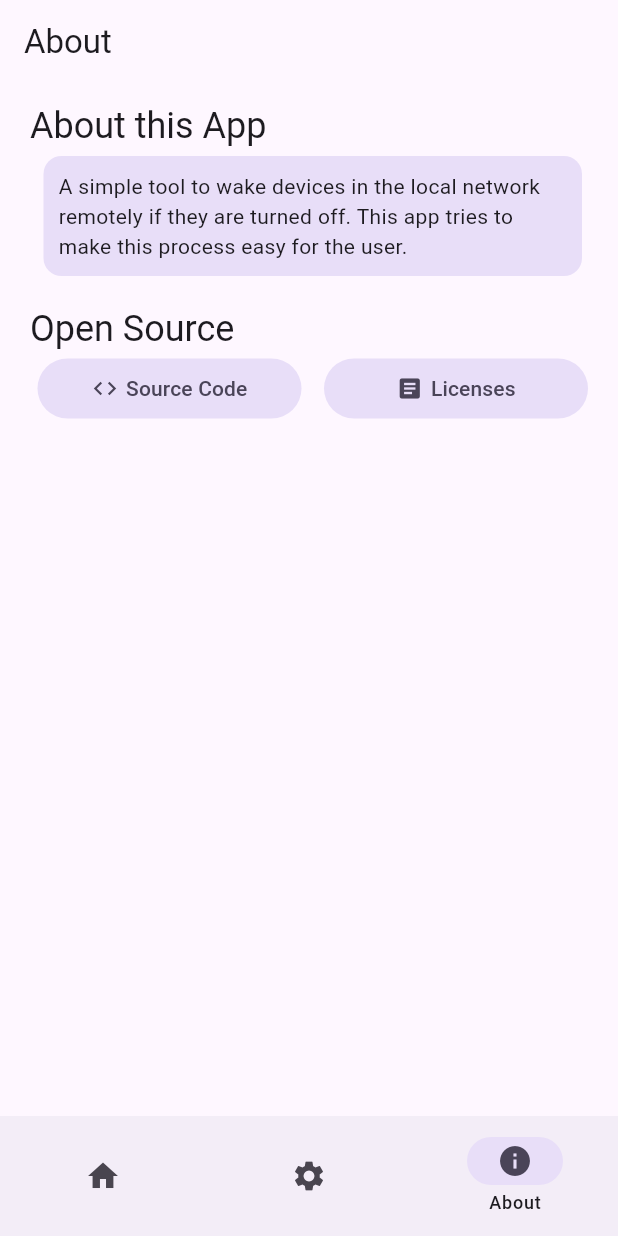
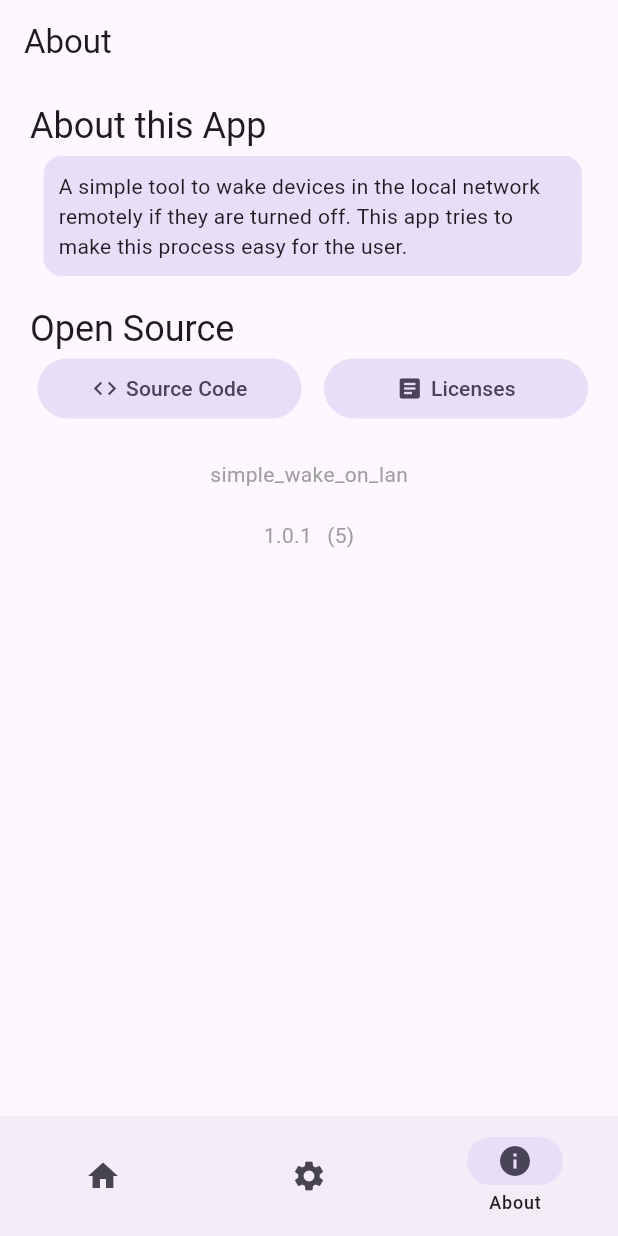
Before and after one commit to herzhenr/simple-wake-on-lan, a Flutter app: the screen it shows after launch, item 3 of the bottom bar chosen, on a phone screen of 412 x 824 dp. Run offline on Flutter 3.47's test engine with Material 2 defaults, Android fonts, the phone set to English and light mode, and no system bars; our stand-ins replace adaptive_theme, file_picker, package_info_plus, share_plus; missing offline and left inert: dart_ping, dart_ping_ios, network_info_plus, wake_on_lan; generated files the repository leaves out were written again.

```diff
--- a/lib/main.dart
+++ b/lib/main.dart
@@ -2,6 +2,7 @@ import 'package:adaptive_theme/adaptive_theme.dart';
 import 'package:dart_ping_ios/dart_ping_ios.dart';
 import 'package:flutter/material.dart';
 import 'package:flutter/services.dart';
+import 'package:package_info_plus/package_info_plus.dart';
 import 'package:simple_wake_on_lan/constants.dart';
 import 'package:simple_wake_on_lan/screens/about/about.dart';
 import 'package:simple_wake_on_lan/screens/home/home.dart';
@@ -10,17 +11,25 @@ import 'package:flutter_localizations/flutter_localizations.dart';
 import 'package:flutter_gen/gen_l10n/app_localizations.dart';
 
 void main() async {
+  WidgetsFlutterBinding.ensureInitialized();
+
   // Register dart_ping_ios with dart_ping
   DartPingIOS.register();
-  WidgetsFlutterBinding.ensureInitialized();
+
+  // Get saved theme mode
   final savedThemeMode = await AdaptiveTheme.getThemeMode();
-  runApp(MyApp(savedThemeMode: savedThemeMode));
+
+  // Get package info
+  PackageInfo packageInfo = await PackageInfo.fromPlatform();
+
+  runApp(MyApp(savedThemeMode: savedThemeMode, packageInfo: packageInfo));
 }
 
 class MyApp extends StatelessWidget {
   final AdaptiveThemeMode? savedThemeMode;
-
-  const MyApp({super.key, required this.savedThemeMode});
+  final PackageInfo packageInfo;
+  const MyApp(
+      {super.key, required this.savedThemeMode, required this.packageInfo});
 
   @override
   Widget build(BuildContext context) {
@@ -47,14 +56,17 @@ class MyApp extends StatelessWidget {
         ],
         theme: light,
         darkTheme: dark,
-        home: const MyHomePage(),
+        home: MyHomePage(
+          packageInfo: packageInfo,
+        ),
       ),
     );
   }
 }
 
 class MyHomePage extends StatefulWidget {
-  const MyHomePage({super.key});
+  const MyHomePage({super.key, required this.packageInfo});
+  final PackageInfo packageInfo;
 
   @override
   State<MyHomePage> createState() => _MyHomePageState();
@@ -88,7 +100,9 @@ class _MyHomePageState extends State<MyHomePage> {
           },
           deviceTypesValues: deviceTypesValues),
       SettingsPage(title: AppLocalizations.of(context)!.settingsPageTitle),
-      AboutPage(title: AppLocalizations.of(context)!.aboutPageTitle),
+      AboutPage(
+          title: AppLocalizations.of(context)!.aboutPageTitle,
+          packageInfo: widget.packageInfo),
     ];
     return AnnotatedRegion<SystemUiOverlayStyle>(
       value: SystemUiOverlayStyle(
--- a/lib/screens/about/about.dart
+++ b/lib/screens/about/about.dart
@@ -1,4 +1,5 @@
 import 'package:flutter/material.dart';
+import 'package:package_info_plus/package_info_plus.dart';
 import 'dart:developer';
 import 'package:url_launcher/url_launcher.dart';
 import 'package:flutter_gen/gen_l10n/app_localizations.dart';
@@ -6,8 +7,8 @@ import '../../constants.dart';
 import '../../widgets/layout_elements.dart';
 
 class AboutPage extends StatefulWidget {
-  const AboutPage({super.key, required this.title});
-
+  const AboutPage({super.key, required this.title, required this.packageInfo});
+  final PackageInfo packageInfo;
   final String title;
 
   @override
@@ -61,9 +62,38 @@ class _AboutPageState extends State<AboutPage> {
               )
             ],
           ),
+          const SizedBox(height: 20),
+          Column(
+            children: [
+              VersionText(text: widget.packageInfo.appName),
+              VersionText(text: widget.packageInfo.packageName),
+              Row(
+                mainAxisAlignment: MainAxisAlignment.center,
+                children: [
+                  VersionText(text: widget.packageInfo.version),
+                  const SizedBox(width: 10),
+                  VersionText(text: "(${widget.packageInfo.buildNumber})"),
+                ],
+              ),
+            ],
+          )
         ],
       ),
       // This trailing comma makes auto-formatting nicer for build methods.
     );
   }
 }
+
+/// return text with Version styling
+class VersionText extends StatelessWidget {
+  const VersionText({super.key, required this.text});
+  final String text;
+
+  @override
+  Widget build(BuildContext context) {
+    return Text(
+      text,
+      style: const TextStyle(color: Colors.grey),
+    );
+  }
+}
--- a/pubspec.yaml
+++ b/pubspec.yaml
@@ -49,10 +49,11 @@ dependencies:
   path_provider: ^2.0.14
   uuid: ^3.0.7
   wake_on_lan: ^3.2.0
-  share_plus: ^6.3.1
+  share_plus: ^7.0.2
   file_picker: ^5.2.7
   url_launcher: ^6.1.10
   adaptive_theme: ^3.2.0
+  package_info_plus: ^4.0.2
 
 dev_dependencies:
 
```
Also changed, not shown: pubspec.lock, 1 other file.
